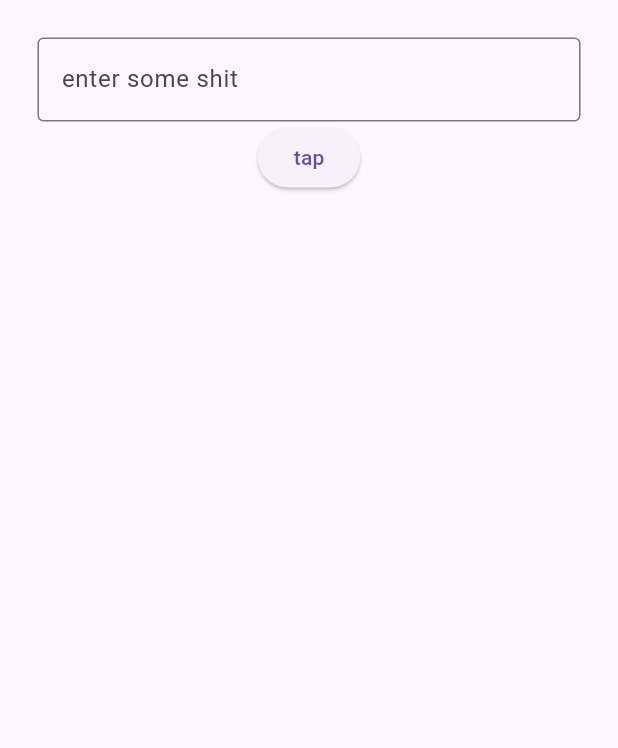
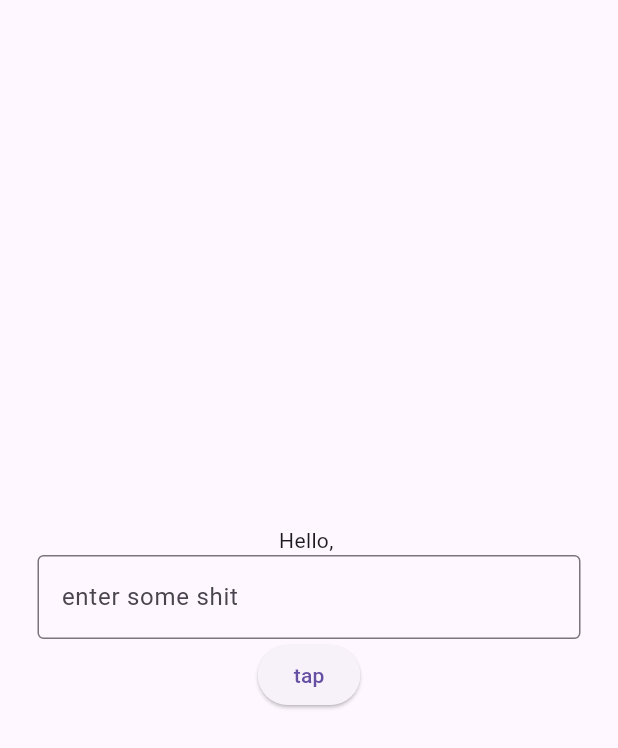
Before and after one commit to Dave-notch/dummy_test_app, a Flutter app: the screen it shows after launch, after a tap on "tap", on a phone screen of 412 x 824 dp. Shown: the top 748 px of the screen. Run offline on Flutter 3.47's test engine with Material 3 defaults, Android fonts, the phone set to English and light mode, and no system bars; our stand-ins replace device_preview.

```diff
--- a/lib/pages/text_filed.dart
+++ b/lib/pages/text_filed.dart
@@ -9,8 +9,14 @@ class TextFiled extends StatefulWidget {
 
 class _TextFiledState extends State<TextFiled> {
   TextEditingController myController = TextEditingController();
+
+  String GreetMessege = "";
+
   void GreetUser() {
-    print(myController.text);
+    String Username = myController.text;
+    setState(() {
+      GreetMessege = "Hello, " + Username;
+    });
   }
 
   @override
@@ -21,8 +27,9 @@ class _TextFiledState extends State<TextFiled> {
           child: Padding(
             padding: const EdgeInsets.all(25),
             child: Column(
-              crossAxisAlignment: CrossAxisAlignment.center,
+              mainAxisAlignment: MainAxisAlignment.center,
               children: [
+                Text(GreetMessege),
                 TextField(
                   controller: myController,
                   decoration: InputDecoration(
```
